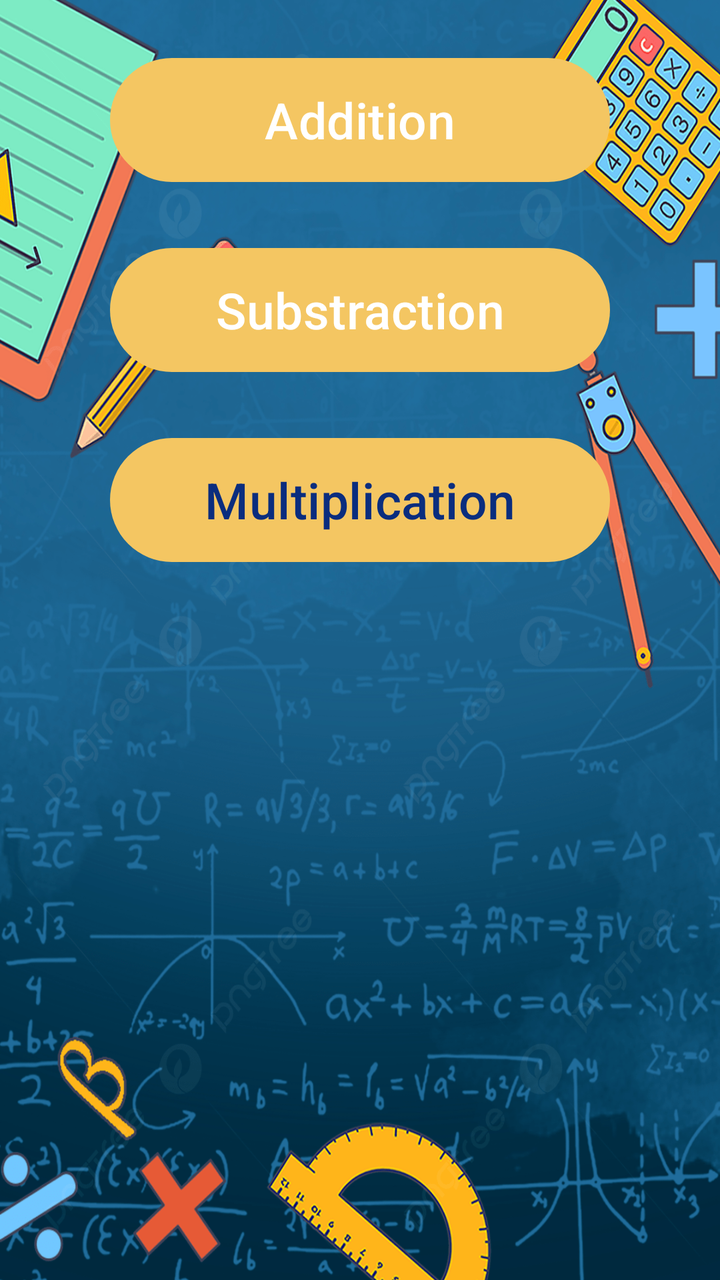
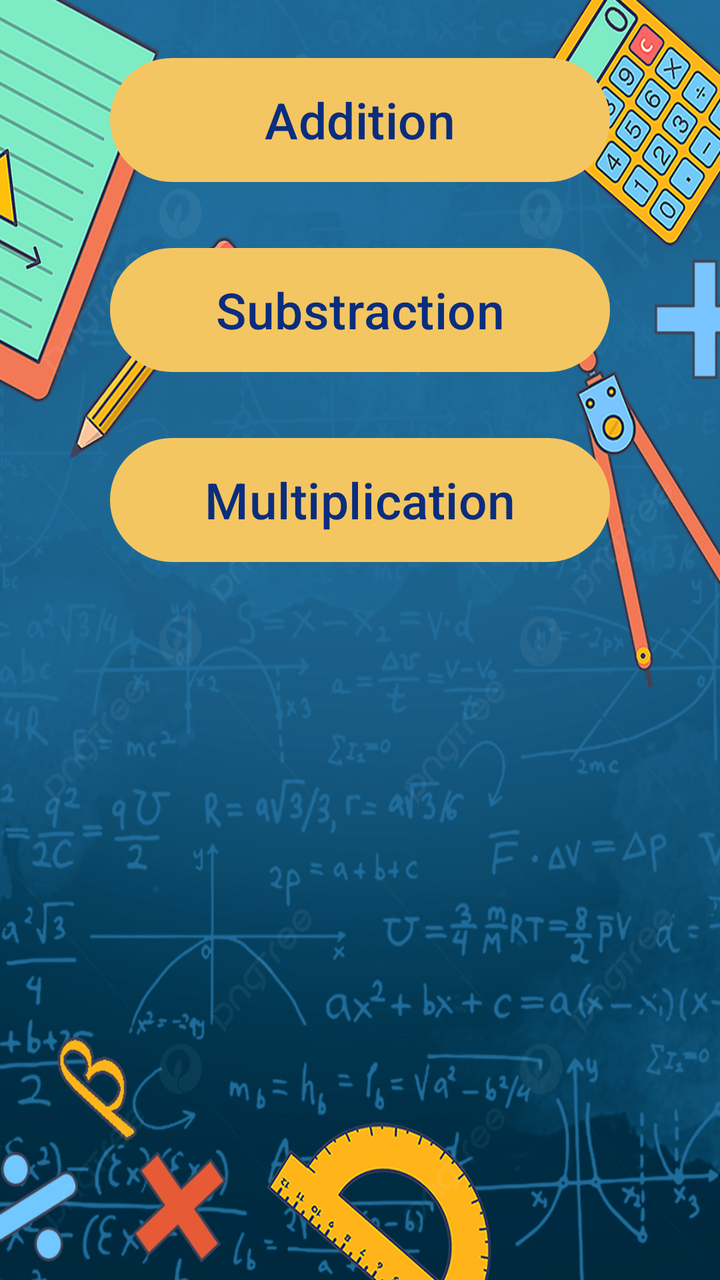

Screens rendered from an Android XML layout before and after an edit, with the pre-edit source and the edit as a unified diff.
<!-- AndroidManifest.xml: application theme Theme.MathfunGame -->
<!-- res/layout/activity_main.xml -->
<?xml version="1.0" encoding="utf-8"?>
<LinearLayout xmlns:android="http://schemas.android.com/apk/res/android"
    xmlns:tools="http://schemas.android.com/tools"
    android:id="@+id/main"
    android:layout_width="match_parent"
    android:layout_height="match_parent"
    android:layout_marginTop="28dp"
    android:background="@drawable/ic_ce"
    android:gravity="center_horizontal"
    android:orientation="vertical"
    tools:context=".MainActivity">

    <Button
        android:id="@+id/add"
        android:layout_width="250dp"
        android:layout_height="70dp"
        android:layout_marginTop="25dp"
        android:text="Addition"
        android:textSize="25sp"
        android:textColor="@color/white"
        />

    <Button
        android:id="@+id/sub"
        android:layout_width="250dp"
        android:layout_height="70dp"
        android:layout_marginTop="25dp"
        android:text="Substraction"
        android:textSize="25sp"
        android:textColor="@color/white"
        />

    <Button
        android:id="@+id/multiply"
        android:layout_width="250dp"
        android:layout_height="70dp"
        android:layout_marginTop="25dp"
        android:text="Multiplication"
        android:textSize="25sp"
        android:textColor="#0A2D7E"
        />


</LinearLayout>
<!-- resources referenced by this layout -->
<resources>
  <color name="white">#FFFFFFFF</color>
  <!-- drawable ic_ce: jpg bitmap (drawable, 519120 bytes) -->
  <style name="Theme.MathfunGame" parent="Base.Theme.MathfunGame" />
  <style name="Base.Theme.MathfunGame" parent="Theme.Material3.DayNight.NoActionBar">
          
           <item name="colorPrimary">@color/green</item>
           <item name="colorSecondary">@color/blue</item>
           <item name="colorOnPrimary">@color/iceblue</item>
      </style>
  <color name="green">#F4C662</color>
  <color name="blue">#0479D6</color>
  <color name="iceblue">#63B5F6</color>
</resources>

<!-- the commit's change to res/layout/activity_main.xml (unified diff, before → after) -->
@@ -17,7 +17,7 @@
         android:layout_marginTop="25dp"
         android:text="Addition"
         android:textSize="25sp"
-        android:textColor="@color/white"
+        android:textColor="#0A2D7E"
         />
 
     <Button
@@ -27,7 +27,7 @@
         android:layout_marginTop="25dp"
         android:text="Substraction"
         android:textSize="25sp"
-        android:textColor="@color/white"
+        android:textColor="#0A2D7E"
         />
 
     <Button
<!-- resource entries referenced after the edit -->
@@ -1,6 +1,5 @@
 <!-- resources referenced by this layout -->
 <resources>
-  <color name="white">#FFFFFFFF</color>
   <!-- drawable ic_ce: jpg bitmap (drawable, 519120 bytes) -->
   <style name="Theme.MathfunGame" parent="Base.Theme.MathfunGame" />
   <style name="Base.Theme.MathfunGame" parent="Theme.Material3.DayNight.NoActionBar">
